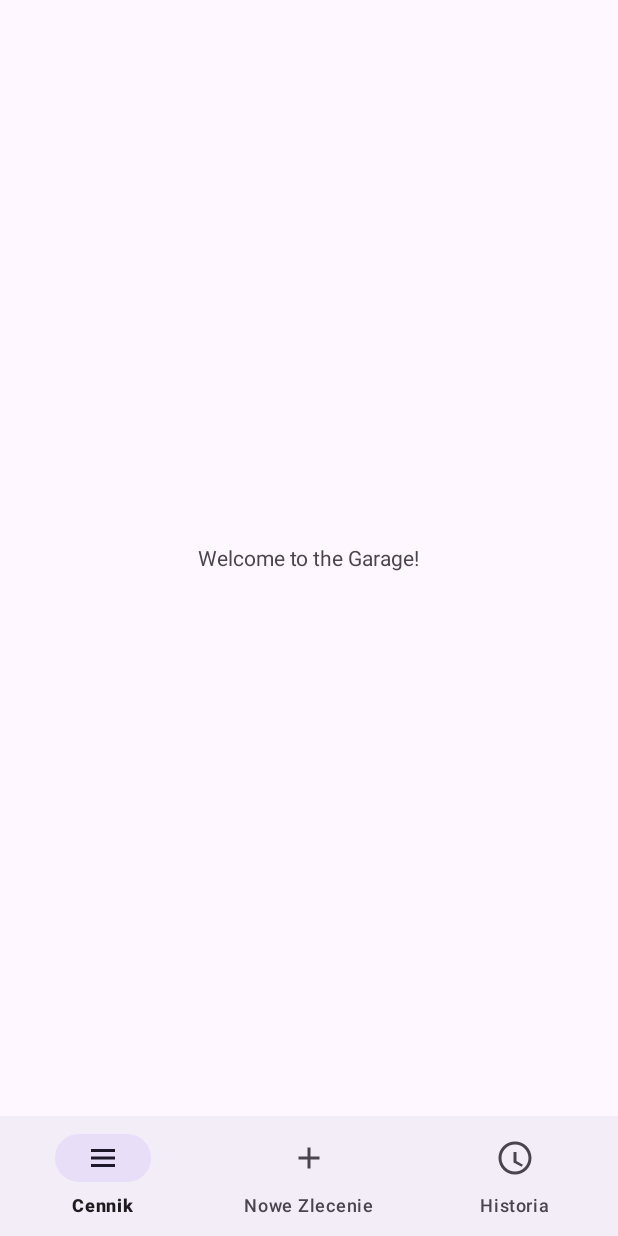
After one commit to Mouson12/Arius2024, an Android app built with Jetpack Compose: the HomeFragment screen opened directly, with no data from a screen before it, on a phone screen of 412 x 824 dp. The commit adds this screen. Run offline under Robolectric (Android 15) with nearby library versions, the phone set to English and light mode, and no system bars; our stand-ins replace Room's generated code; 1 statement that could not run was skipped.

Commit message:
Add basic bottom nav bar

```diff
--- a/app/Garage/app/src/main/AndroidManifest.xml
+++ b/app/Garage/app/src/main/AndroidManifest.xml
@@ -28,6 +28,8 @@
         <activity android:name=".LoginActivity" />
         <activity android:name=".HomeActivity" />
         <activity android:name=".RegisterActivity" />
+        <activity android:name=".HistoryFragment" />
+        <activity android:name=".NewOrderFragment" />
     </application>
 
 </manifest>
--- /dev/null
+++ b/app/Garage/app/src/main/java/com/example/garage/HomeFragment.kt
@@ -0,0 +1,16 @@
+package com.example.garage
+
+import android.os.Bundle
+import android.view.LayoutInflater
+import android.view.View
+import android.view.ViewGroup
+import androidx.fragment.app.Fragment
+
+class HomeFragment : Fragment() {
+    override fun onCreateView(
+        inflater: LayoutInflater, container: ViewGroup?,
+        savedInstanceState: Bundle?
+    ): View? {
+        return inflater.inflate(R.layout.activity_home, container, false)
+    }
+}
--- a/app/Garage/app/src/main/java/com/example/garage/LoginActivity.kt
+++ b/app/Garage/app/src/main/java/com/example/garage/LoginActivity.kt
@@ -41,7 +41,7 @@ class LoginActivity : AppCompatActivity() {
     }
 
     private fun navigateToHomeScreen() {
-        val intent = Intent(this, HomeActivity::class.java)
+        val intent = Intent(this, HomeFragment::class.java)
         startActivity(intent)
         finish()
     }
--- a/app/Garage/app/src/main/java/com/example/garage/MainActivity.kt
+++ b/app/Garage/app/src/main/java/com/example/garage/MainActivity.kt
@@ -1,30 +1,38 @@
 package com.example.garage
-
 import android.content.Intent
 import android.os.Bundle
 import androidx.appcompat.app.AppCompatActivity
+import androidx.fragment.app.Fragment
 import androidx.lifecycle.lifecycleScope
 import kotlinx.coroutines.launch
+import com.example.garage.databinding.ActivityMainBinding
+
 
 class MainActivity : AppCompatActivity() {
 
     private lateinit var authRepository: AuthRepository
     private lateinit var repository: RepairRepository
+    private lateinit var binding: ActivityMainBinding
+
 
     //TODO: Remove it. Only for test
     private lateinit var apiTestRunner: ApiTestRunner
 
     override fun onCreate(savedInstanceState: Bundle?) {
         super.onCreate(savedInstanceState)
-        setContentView(R.layout.activity_main)
+        binding = ActivityMainBinding.inflate(layoutInflater)
+        setContentView(binding.root)
+
+        // Domyślnie wyświetl "Cennik"
+        replaceFragment(HomeFragment())
 
         val apiService = RetrofitInstance.api
         authRepository = AuthRepository(this)
         repository = RepairRepository(apiService)
 
         //TODO: Remove it, only for test
-        apiTestRunner = ApiTestRunner(repository, lifecycleScope)
-        apiTestRunner.runAllTests()
+//        apiTestRunner = ApiTestRunner(repository, lifecycleScope)
+//        apiTestRunner.runAllTests()
 
         checkTokenAndNavigate()
     }
@@ -33,17 +41,31 @@ class MainActivity : AppCompatActivity() {
         lifecycleScope.launch {
             val token = authRepository.getToken()
             if (token != null) {
-                navigateToHomeScreen()
+                showMainScreen()
             } else {
                 navigateToLoginScreen()
             }
         }
     }
 
-    private fun navigateToHomeScreen() {
-        val intent = Intent(this, HomeActivity::class.java)
-        startActivity(intent)
-        finish() // aby nie wrócić do ekranu logowania
+    private fun showMainScreen() {
+        binding.bottomNavigationView.setOnItemSelectedListener { item ->
+            when (item.itemId) {
+                R.id.nav_home -> {
+                    replaceFragment(HomeFragment())
+                    true
+                }
+                R.id.nav_new_order -> {
+                    replaceFragment(NewOrderFragment())
+                    true
+                }
+                R.id.nav_history -> {
+                    replaceFragment(HistoryFragment())
+                    true
+                }
+                else -> false
+            }
+        }
     }
 
     private fun navigateToLoginScreen() {
@@ -52,6 +74,9 @@ class MainActivity : AppCompatActivity() {
         finish()
     }
 
-
-
+    private fun replaceFragment(fragment: Fragment) {
+        supportFragmentManager.beginTransaction()
+            .replace(R.id.container, fragment)
+            .commit()
+    }
 }
--- /dev/null
+++ b/app/Garage/app/src/main/res/drawable/ic_add.xml
@@ -0,0 +1,9 @@
+<vector xmlns:android="http://schemas.android.com/apk/res/android"
+    android:width="24dp"
+    android:height="24dp"
+    android:viewportWidth="24"
+    android:viewportHeight="24">
+    <path
+        android:fillColor="#FF000000"
+        android:pathData="M19,13h-6v6h-2v-6H5v-2h6V5h2v6h6v2z" />
+</vector>
--- /dev/null
+++ b/app/Garage/app/src/main/res/drawable/ic_history.xml
@@ -0,0 +1,9 @@
+<vector xmlns:android="http://schemas.android.com/apk/res/android"
+    android:width="24dp"
+    android:height="24dp"
+    android:viewportWidth="24"
+    android:viewportHeight="24">
+    <path
+        android:fillColor="#FF000000"
+        android:pathData="M12 1C5.92 1 1 5.92 1 12s4.92 11 11 11 11-4.92 11-11S18.08 1 12 1zm0 20c-4.97 0-9-4.03-9-9s4.03-9 9-9 9 4.03 9 9-4.03 9-9 9zm-1-13h2v6l4.25 2.52-.75 1.23L11 15V8z" />
+</vector>
--- /dev/null
+++ b/app/Garage/app/src/main/res/drawable/ic_list.xml
@@ -0,0 +1,9 @@
+<vector xmlns:android="http://schemas.android.com/apk/res/android"
+    android:width="24dp"
+    android:height="24dp"
+    android:viewportWidth="24"
+    android:viewportHeight="24">
+    <path
+        android:fillColor="#FF000000"
+        android:pathData="M4,6h16v2H4V6zm0,5h16v2H4v-2zm0,5h16v2H4v-2z" />
+</vector>
--- a/app/Garage/app/src/main/res/layout/activity_main.xml
+++ b/app/Garage/app/src/main/res/layout/activity_main.xml
@@ -1,6 +1,20 @@
-<?xml version="1.0" encoding="utf-8"?>
-<FrameLayout xmlns:android="http://schemas.android.com/apk/res/android"
+<RelativeLayout xmlns:android="http://schemas.android.com/apk/res/android"
+    xmlns:app="http://schemas.android.com/apk/res-auto"
     android:layout_width="match_parent"
     android:layout_height="match_parent">
-    <!-- Ekran ładowania nawigacji -->
-</FrameLayout>
+
+    <!-- Kontener na fragmenty -->
+    <FrameLayout
+        android:id="@+id/container"
+        android:layout_width="match_parent"
+        android:layout_height="match_parent"
+        android:layout_above="@id/bottomNavigationView" />
+
+    <!-- Dolny pasek nawigacji -->
+    <com.google.android.material.bottomnavigation.BottomNavigationView
+        android:id="@+id/bottomNavigationView"
+        android:layout_width="match_parent"
+        android:layout_height="wrap_content"
+        android:layout_alignParentBottom="true"
+        app:menu="@menu/bottom_navigation_menu" />
+</RelativeLayout>
--- /dev/null
+++ b/app/Garage/app/src/main/res/menu/bottom_navigation_menu.xml
@@ -0,0 +1,18 @@
+<menu xmlns:android="http://schemas.android.com/apk/res/android"
+    xmlns:app="http://schemas.android.com/apk/res-auto">
+    <item
+        android:id="@+id/nav_home"
+        android:icon="@drawable/ic_list"
+        android:title="Cennik"
+        app:showAsAction="ifRoom" />
+    <item
+        android:id="@+id/nav_new_order"
+        android:icon="@drawable/ic_add"
+        android:title="Nowe Zlecenie"
+        app:showAsAction="ifRoom" />
+    <item
+        android:id="@+id/nav_history"
+        android:icon="@drawable/ic_history"
+        android:title="Historia"
+        app:showAsAction="ifRoom" />
+</menu>
--- a/app/Garage/gradle.properties
+++ b/app/Garage/gradle.properties
@@ -22,3 +22,4 @@ kotlin.code.style=official
 # thereby reducing the size of the R class for that library
 android.nonTransitiveRClass=true
 org.gradle.configuration-cache=true
+kotlin.inline.classes.dump.directory=path_to_debug
```
Also changed, not shown: app/Garage/app/build.gradle.kts (+9 -1 lines), app/Garage/app/src/main/java/com/example/garage/BottomNavigationBar.kt (added, +48 -0 lines), app/Garage/app/src/main/java/com/example/garage/HistoryFragment.kt (added, +17 -0 lines), app/Garage/app/src/main/java/com/example/garage/HomeActivity.kt (deleted, +0 -12 lines), app/Garage/app/src/main/java/com/example/garage/NewOrderFragment.kt (added, +37 -0 lines), app/Garage/app/src/main/res/layout/fragment_history.xml (added, +20 -0 lines), app/Garage/app/src/main/res/layout/fragment_new_order.xml (added, +40 -0 lines), app/Garage/gradle/libs.versions.toml (+8 -0 lines).
